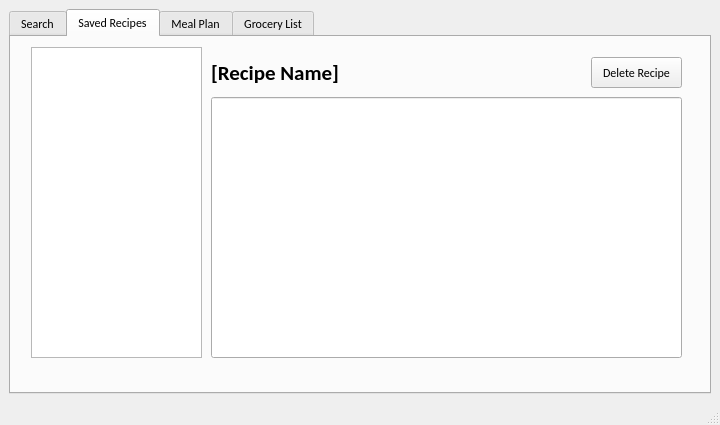
jake-kolk/CPT_S322.Project, file mainwindow.ui: the form before one commit.
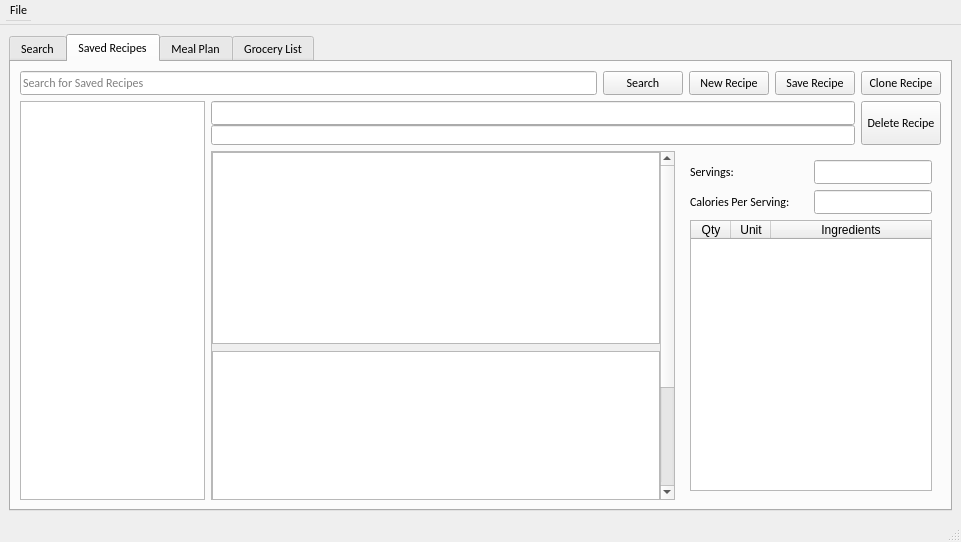
The form after the commit. The open tabs and pages were chosen to show the change.

Diff of the .ui file:
```diff
--- a/mainwindow.ui
+++ b/mainwindow.ui
@@ -6,10 +6,16 @@
    <rect>
     <x>0</x>
     <y>0</y>
-    <width>720</width>
-    <height>425</height>
+    <width>961</width>
+    <height>542</height>
    </rect>
   </property>
+  <property name="sizePolicy">
+   <sizepolicy hsizetype="Expanding" vsizetype="Expanding">
+    <horstretch>0</horstretch>
+    <verstretch>0</verstretch>
+   </sizepolicy>
+  </property>
   <property name="minimumSize">
    <size>
     <width>400</width>
@@ -25,8 +31,14 @@
    <string>AI Food Finder</string>
   </property>
   <widget class="QWidget" name="centralwidget">
-   <layout class="QVBoxLayout" name="verticalLayout">
-    <item>
+   <property name="sizePolicy">
+    <sizepolicy hsizetype="Expanding" vsizetype="Expanding">
+     <horstretch>0</horstretch>
+     <verstretch>0</verstretch>
+    </sizepolicy>
+   </property>
+   <layout class="QGridLayout" name="gridLayout_2">
+    <item row="0" column="0">
      <widget class="QTabWidget" name="tabWidget">
       <property name="currentIndex">
        <number>1</number>
@@ -155,77 +167,503 @@
        <attribute name="title">
         <string>Saved Recipes</string>
        </attribute>
-       <widget class="QPushButton" name="deleteRecipeButton">
-        <property name="geometry">
-         <rect>
-          <x>580</x>
-          <y>20</y>
-          <width>91</width>
-          <height>31</height>
-         </rect>
-        </property>
-        <property name="text">
-         <string>Delete Recipe</string>
-        </property>
-       </widget>
-       <widget class="QListWidget" name="savedRecipeList">
-        <property name="geometry">
-         <rect>
-          <x>20</x>
-          <y>10</y>
-          <width>171</width>
-          <height>311</height>
-         </rect>
-        </property>
-        <property name="resizeMode">
-         <enum>QListView::ResizeMode::Adjust</enum>
-        </property>
-        <property name="layoutMode">
-         <enum>QListView::LayoutMode::SinglePass</enum>
-        </property>
-        <property name="spacing">
-         <number>0</number>
-        </property>
-       </widget>
-       <widget class="QLineEdit" name="savedRecipeDesc">
-        <property name="geometry">
-         <rect>
-          <x>200</x>
-          <y>60</y>
-          <width>471</width>
-          <height>261</height>
-         </rect>
-        </property>
-        <property name="font">
-         <font>
-          <family>Calibri</family>
-          <pointsize>12</pointsize>
-         </font>
-        </property>
-        <property name="readOnly">
-         <bool>true</bool>
-        </property>
-       </widget>
-       <widget class="QLabel" name="savedRecipeName">
-        <property name="geometry">
-         <rect>
-          <x>200</x>
-          <y>20</y>
-          <width>371</width>
-          <height>31</height>
-         </rect>
-        </property>
-        <property name="font">
-         <font>
-          <family>Calibri</family>
-          <pointsize>16</pointsize>
-          <bold>true</bold>
-         </font>
-        </property>
-        <property name="text">
-         <string>[Recipe Name]</string>
-        </property>
-       </widget>
+       <layout class="QGridLayout" name="gridLayout_9">
+        <item row="0" column="0" colspan="3">
+         <layout class="QGridLayout" name="gridLayout_7" rowstretch="0" columnstretch="0,0,0,0,0" columnminimumwidth="0,0,0,0,0">
+          <property name="sizeConstraint">
+           <enum>QLayout::SizeConstraint::SetDefaultConstraint</enum>
+          </property>
+          <property name="verticalSpacing">
+           <number>7</number>
+          </property>
+          <item row="0" column="1">
+           <widget class="QPushButton" name="searchSavedRecipesButton">
+            <property name="sizePolicy">
+             <sizepolicy hsizetype="Expanding" vsizetype="Expanding">
+              <horstretch>0</horstretch>
+              <verstretch>0</verstretch>
+             </sizepolicy>
+            </property>
+            <property name="maximumSize">
+             <size>
+              <width>16777215</width>
+              <height>35</height>
+             </size>
+            </property>
+            <property name="text">
+             <string>Search</string>
+            </property>
+           </widget>
+          </item>
+          <item row="0" column="2">
+           <widget class="QPushButton" name="createNewRecipeButton">
+            <property name="sizePolicy">
+             <sizepolicy hsizetype="Expanding" vsizetype="Expanding">
+              <horstretch>0</horstretch>
+              <verstretch>0</verstretch>
+             </sizepolicy>
+            </property>
+            <property name="maximumSize">
+             <size>
+              <width>16777215</width>
+              <height>35</height>
+             </size>
+            </property>
+            <property name="text">
+             <string>New Recipe</string>
+            </property>
+           </widget>
+          </item>
+          <item row="0" column="3">
+           <widget class="QPushButton" name="saveSavedRecipeEditButton">
+            <property name="sizePolicy">
+             <sizepolicy hsizetype="Expanding" vsizetype="Expanding">
+              <horstretch>0</horstretch>
+              <verstretch>0</verstretch>
+             </sizepolicy>
+            </property>
+            <property name="maximumSize">
+             <size>
+              <width>16777215</width>
+              <height>35</height>
+             </size>
+            </property>
+            <property name="text">
+             <string>Save Recipe</string>
+            </property>
+           </widget>
+          </item>
+          <item row="0" column="0">
+           <widget class="QLineEdit" name="searchSavedRecipesBox">
+            <property name="sizePolicy">
+             <sizepolicy hsizetype="Expanding" vsizetype="Expanding">
+              <horstretch>5</horstretch>
+              <verstretch>0</verstretch>
+             </sizepolicy>
+            </property>
+            <property name="maximumSize">
+             <size>
+              <width>16777215</width>
+              <height>35</height>
+             </size>
+            </property>
+            <property name="sizeIncrement">
+             <size>
+              <width>0</width>
+              <height>0</height>
+             </size>
+            </property>
+            <property name="text">
+             <string/>
+            </property>
+            <property name="placeholderText">
+             <string>Search for Saved Recipes</string>
+            </property>
+           </widget>
+          </item>
+          <item row="0" column="4">
+           <widget class="QPushButton" name="cloneSavedRecipeButton">
+            <property name="sizePolicy">
+             <sizepolicy hsizetype="Expanding" vsizetype="Expanding">
+              <horstretch>0</horstretch>
+              <verstretch>0</verstretch>
+             </sizepolicy>
+            </property>
+            <property name="maximumSize">
+             <size>
+              <width>16777215</width>
+              <height>35</height>
+             </size>
+            </property>
+            <property name="text">
+             <string>Clone Recipe</string>
+            </property>
+           </widget>
+          </item>
+         </layout>
+        </item>
+        <item row="1" column="0" rowspan="2">
+         <widget class="QListWidget" name="savedRecipesList">
+          <property name="sizePolicy">
+           <sizepolicy hsizetype="Expanding" vsizetype="Expanding">
+            <horstretch>2</horstretch>
+            <verstretch>0</verstretch>
+           </sizepolicy>
+          </property>
+          <property name="resizeMode">
+           <enum>QListView::ResizeMode::Adjust</enum>
+          </property>
+          <property name="layoutMode">
+           <enum>QListView::LayoutMode::SinglePass</enum>
+          </property>
+          <property name="spacing">
+           <number>0</number>
+          </property>
+         </widget>
+        </item>
+        <item row="1" column="1" colspan="2">
+         <layout class="QHBoxLayout" name="horizontalLayout_5" stretch="3,0">
+          <item>
+           <layout class="QVBoxLayout" name="verticalLayout_11" stretch="2,0">
+            <property name="spacing">
+             <number>0</number>
+            </property>
+            <property name="sizeConstraint">
+             <enum>QLayout::SizeConstraint::SetNoConstraint</enum>
+            </property>
+            <item>
+             <widget class="QLineEdit" name="savedRecipeName">
+              <property name="sizePolicy">
+               <sizepolicy hsizetype="Expanding" vsizetype="Expanding">
+                <horstretch>0</horstretch>
+                <verstretch>0</verstretch>
+               </sizepolicy>
+              </property>
+              <property name="maximumSize">
+               <size>
+                <width>16777215</width>
+                <height>40</height>
+               </size>
+              </property>
+              <property name="readOnly">
+               <bool>false</bool>
+              </property>
+             </widget>
+            </item>
+            <item>
+             <widget class="QLineEdit" name="savedRecipeURL">
+              <property name="sizePolicy">
+               <sizepolicy hsizetype="Expanding" vsizetype="Expanding">
+                <horstretch>0</horstretch>
+                <verstretch>0</verstretch>
+               </sizepolicy>
+              </property>
+              <property name="maximumSize">
+               <size>
+                <width>16777215</width>
+                <height>20</height>
+               </size>
+              </property>
+              <property name="readOnly">
+               <bool>false</bool>
+              </property>
+             </widget>
+            </item>
+           </layout>
+          </item>
+          <item>
+           <widget class="QPushButton" name="deleteSavedRecipesButton">
+            <property name="sizePolicy">
+             <sizepolicy hsizetype="Expanding" vsizetype="Expanding">
+              <horstretch>0</horstretch>
+              <verstretch>0</verstretch>
+             </sizepolicy>
+            </property>
+            <property name="maximumSize">
+             <size>
+              <width>16777215</width>
+              <height>60</height>
+             </size>
+            </property>
+            <property name="text">
+             <string>Delete Recipe</string>
+            </property>
+           </widget>
+          </item>
+         </layout>
+        </item>
+        <item row="2" column="1">
+         <widget class="QScrollArea" name="scrollArea_2">
+          <property name="sizePolicy">
+           <sizepolicy hsizetype="Expanding" vsizetype="Expanding">
+            <horstretch>5</horstretch>
+            <verstretch>0</verstretch>
+           </sizepolicy>
+          </property>
+          <property name="widgetResizable">
+           <bool>true</bool>
+          </property>
+          <widget class="QWidget" name="scrollAreaWidgetContents_3">
+           <property name="geometry">
+            <rect>
+             <x>0</x>
+             <y>0</y>
+             <width>439</width>
+             <height>499</height>
+            </rect>
+           </property>
+           <property name="sizePolicy">
+            <sizepolicy hsizetype="Expanding" vsizetype="Expanding">
+             <horstretch>3</horstretch>
+             <verstretch>0</verstretch>
+            </sizepolicy>
+           </property>
+           <layout class="QVBoxLayout" name="verticalLayout_9">
+            <property name="spacing">
+             <number>7</number>
+            </property>
+            <property name="leftMargin">
+             <number>0</number>
+            </property>
+            <property name="topMargin">
+             <number>0</number>
+            </property>
+            <property name="rightMargin">
+             <number>0</number>
+            </property>
+            <property name="bottomMargin">
+             <number>0</number>
+            </property>
+            <item>
+             <widget class="QWidget" name="widget_4" native="true">
+              <property name="sizePolicy">
+               <sizepolicy hsizetype="Expanding" vsizetype="MinimumExpanding">
+                <horstretch>0</horstretch>
+                <verstretch>0</verstretch>
+               </sizepolicy>
+              </property>
+              <property name="minimumSize">
+               <size>
+                <width>0</width>
+                <height>0</height>
+               </size>
+              </property>
+              <layout class="QVBoxLayout" name="verticalLayout_10">
+               <property name="spacing">
+                <number>7</number>
+               </property>
+               <property name="leftMargin">
+                <number>0</number>
+               </property>
+               <property name="topMargin">
+                <number>0</number>
+               </property>
+               <property name="rightMargin">
+                <number>0</number>
+               </property>
+               <property name="bottomMargin">
+                <number>0</number>
+               </property>
+               <item>
+                <widget class="QGraphicsView" name="savedRecipeImage">
+                 <property name="sizePolicy">
+                  <sizepolicy hsizetype="Expanding" vsizetype="Expanding">
+                   <horstretch>0</horstretch>
+                   <verstretch>0</verstretch>
+                  </sizepolicy>
+                 </property>
+                 <property name="minimumSize">
+                  <size>
+                   <width>0</width>
+                   <height>0</height>
+                  </size>
+                 </property>
+                </widget>
+               </item>
+               <item>
+                <widget class="QTextEdit" name="savedRecipeDesc">
+                 <property name="sizePolicy">
+                  <sizepolicy hsizetype="Expanding" vsizetype="Expanding">
+                   <horstretch>0</horstretch>
+                   <verstretch>0</verstretch>
+                  </sizepolicy>
+                 </property>
+                 <property name="minimumSize">
+                  <size>
+                   <width>0</width>
+                   <height>300</height>
+                  </size>
+                 </property>
+                 <property name="verticalScrollBarPolicy">
+                  <enum>Qt::ScrollBarPolicy::ScrollBarAsNeeded</enum>
+                 </property>
+                 <property name="sizeAdjustPolicy">
+                  <enum>QAbstractScrollArea::SizeAdjustPolicy::AdjustIgnored</enum>
+                 </property>
+                 <property name="lineWrapMode">
+                  <enum>QTextEdit::LineWrapMode::WidgetWidth</enum>
+                 </property>
+                 <property name="lineWrapColumnOrWidth">
+                  <number>0</number>
+                 </property>
+                 <property name="readOnly">
+                  <bool>false</bool>
+                 </property>
+                 <property name="html">
+                  <string>&lt;!DOCTYPE HTML PUBLIC &quot;-//W3C//DTD HTML 4.0//EN&quot; &quot;http://www.w3.org/TR/REC-html40/strict.dtd&quot;&gt;
+&lt;html&gt;&lt;head&gt;&lt;meta name=&quot;qrichtext&quot; content=&quot;1&quot; /&gt;&lt;meta charset=&quot;utf-8&quot; /&gt;&lt;style type=&quot;text/css&quot;&gt;
+p, li { white-space: pre-wrap; }
+hr { height: 1px; border-width: 0; }
+li.unchecked::marker { content: &quot;\2610&quot;; }
+li.checked::marker { content: &quot;\2612&quot;; }
+&lt;/style&gt;&lt;/head&gt;&lt;body style=&quot; font-family:'Calibri'; font-size:9pt; font-weight:400; font-style:normal;&quot;&gt;
+&lt;p style=&quot;-qt-paragraph-type:empty; margin-top:0px; margin-bottom:0px; margin-left:0px; margin-right:0px; -qt-block-indent:0; text-indent:0px;&quot;&gt;&lt;br /&gt;&lt;/p&gt;&lt;/body&gt;&lt;/html&gt;</string>
+                 </property>
+                 <property name="overwriteMode">
+                  <bool>false</bool>
+                 </property>
+                </widget>
+               </item>
+              </layout>
+             </widget>
+            </item>
+           </layout>
+          </widget>
+         </widget>
+        </item>
+        <item row="2" column="2">
+         <widget class="QWidget" name="widget_5" native="true">
+          <property name="sizePolicy">
+           <sizepolicy hsizetype="Preferred" vsizetype="Preferred">
+            <horstretch>3</horstretch>
+            <verstretch>0</verstretch>
+           </sizepolicy>
+          </property>
+          <property name="maximumSize">
+           <size>
+            <width>260</width>
+            <height>16777215</height>
+           </size>
+          </property>
+          <layout class="QGridLayout" name="gridLayout_8">
+           <item row="1" column="1">
+            <widget class="QLineEdit" name="savedRecipeCalPerSevings">
+             <property name="sizePolicy">
+              <sizepolicy hsizetype="Expanding" vsizetype="Expanding">
+               <horstretch>0</horstretch>
+               <verstretch>0</verstretch>
+              </sizepolicy>
+             </property>
+             <property name="text">
+              <string/>
+             </property>
+             <property name="readOnly">
+              <bool>false</bool>
+             </property>
+            </widget>
+           </item>
+           <item row="0" column="1">
+            <widget class="QLineEdit" name="savedRecipeServings">
+             <property name="sizePolicy">
+              <sizepolicy hsizetype="Expanding" vsizetype="Expanding">
+               <horstretch>0</horstretch>
+               <verstretch>0</verstretch>
+              </sizepolicy>
+             </property>
+             <property name="text">
+              <string/>
+             </property>
+             <property name="readOnly">
+              <bool>false</bool>
+             </property>
+            </widget>
+           </item>
+           <item row="0" column="0">
+            <widget class="QLabel" name="savedRecipeServingsLabel">
+             <property name="sizePolicy">
+              <sizepolicy hsizetype="Expanding" vsizetype="Expanding">
+               <horstretch>0</horstretch>
+               <verstretch>0</verstretch>
+              </sizepolicy>
+             </property>
+             <property name="text">
+              <string>Servings:</string>
+             </property>
+            </widget>
+           </item>
+           <item row="1" column="0">
+            <widget class="QLabel" name="savedRecipeCalPerServingsLabel">
+             <property name="sizePolicy">
+              <sizepolicy hsizetype="Expanding" vsizetype="Expanding">
+               <horstretch>0</horstretch>
+               <verstretch>0</verstretch>
+              </sizepolicy>
+             </property>
+             <property name="text">
+              <string>Calories Per Serving: </string>
+             </property>
+            </widget>
+           </item>
+           <item row="2" column="0" colspan="2">
+            <widget class="QTableWidget" name="savedRecipeIngredientTable">
+             <property name="sizePolicy">
+              <sizepolicy hsizetype="Expanding" vsizetype="Expanding">
+               <horstretch>0</horstretch>
+               <verstretch>3</verstretch>
+              </sizepolicy>
+             </property>
+             <property name="layoutDirection">
+              <enum>Qt::LayoutDirection::LeftToRight</enum>
+             </property>
+             <property name="horizontalScrollBarPolicy">
+              <enum>Qt::ScrollBarPolicy::ScrollBarAsNeeded</enum>
+             </property>
+             <property name="sizeAdjustPolicy">
+              <enum>QAbstractScrollArea::SizeAdjustPolicy::AdjustToContentsOnFirstShow</enum>
+             </property>
+             <property name="editTriggers">
+              <set>QAbstractItemView::EditTrigger::AnyKeyPressed|QAbstractItemView::EditTrigger::DoubleClicked|QAbstractItemView::EditTrigger::EditKeyPressed</set>
+             </property>
+             <property name="textElideMode">
+              <enum>Qt::TextElideMode::ElideLeft</enum>
+             </property>
+             <property name="verticalScrollMode">
+              <enum>QAbstractItemView::ScrollMode::ScrollPerPixel</enum>
+             </property>
+             <property name="horizontalScrollMode">
+              <enum>QAbstractItemView::ScrollMode::ScrollPerPixel</enum>
+             </property>
+             <property name="rowCount">
+              <number>0</number>
+             </property>
+             <property name="columnCount">
+              <number>3</number>
+             </property>
+             <attribute name="horizontalHeaderVisible">
+              <bool>true</bool>
+             </attribute>
+             <attribute name="horizontalHeaderCascadingSectionResizes">
+              <bool>false</bool>
+             </attribute>
+             <attribute name="horizontalHeaderMinimumSectionSize">
+              <number>35</number>
+             </attribute>
+             <attribute name="horizontalHeaderDefaultSectionSize">
+              <number>40</number>
+             </attribute>
+             <attribute name="horizontalHeaderHighlightSections">
+              <bool>true</bool>
+             </attribute>
+             <attribute name="horizontalHeaderShowSortIndicator" stdset="0">
+              <bool>false</bool>
+             </attribute>
+             <attribute name="horizontalHeaderStretchLastSection">
+              <bool>true</bool>
+             </attribute>
+             <attribute name="verticalHeaderVisible">
+              <bool>false</bool>
+             </attribute>
+             <column>
+              <property name="text">
+               <string>Qty</string>
+              </property>
+             </column>
+             <column>
+              <property name="text">
+               <string>Unit</string>
+              </property>
+             </column>
+             <column>
+              <property name="text">
+               <string>Ingredients</string>
+              </property>
+             </column>
+            </widget>
+           </item>
+          </layout>
+         </widget>
+        </item>
+       </layout>
       </widget>
       <widget class="QWidget" name="mealPlan">
        <attribute name="title">
@@ -374,10 +812,78 @@
     <rect>
      <x>0</x>
      <y>0</y>
-     <width>720</width>
-     <height>24</height>
+     <width>961</width>
+     <height>25</height>
     </rect>
    </property>
+   <property name="sizePolicy">
+    <sizepolicy hsizetype="Fixed" vsizetype="Fixed">
+     <horstretch>0</horstretch>
+     <verstretch>0</verstretch>
+    </sizepolicy>
+   </property>
+   <property name="minimumSize">
+    <size>
+     <width>25</width>
+     <height>25</height>
+    </size>
+   </property>
+   <property name="maximumSize">
+    <size>
+     <width>16777215</width>
+     <height>16777215</height>
+    </size>
+   </property>
+   <property name="baseSize">
+    <size>
+     <width>0</width>
+     <height>0</height>
+    </size>
+   </property>
+   <property name="font">
+    <font>
+     <family>Calibri</family>
+     <pointsize>9</pointsize>
+     <kerning>true</kerning>
+    </font>
+   </property>
+   <property name="styleSheet">
+    <string notr="true"/>
+   </property>
+   <property name="defaultUp">
+    <bool>false</bool>
+   </property>
+   <property name="nativeMenuBar">
+    <bool>true</bool>
+   </property>
+   <widget class="QMenu" name="File">
+    <property name="minimumSize">
+     <size>
+      <width>0</width>
+      <height>10</height>
+     </size>
+    </property>
+    <property name="maximumSize">
+     <size>
+      <width>16777215</width>
+      <height>16777215</height>
+     </size>
+    </property>
+    <property name="font">
+     <font>
+      <pointsize>9</pointsize>
+     </font>
+    </property>
+    <property name="tearOffEnabled">
+     <bool>false</bool>
+    </property>
+    <property name="title">
+     <string>File</string>
+    </property>
+    <addaction name="addAPIKeyButton"/>
+    <addaction name="actionExportRecipeTotxt"/>
+   </widget>
+   <addaction name="File"/>
   </widget>
   <widget class="QStatusBar" name="statusbar"/>
  </widget>
```
Left out of the diff: 949 changed lines with no effect on the pictures.
